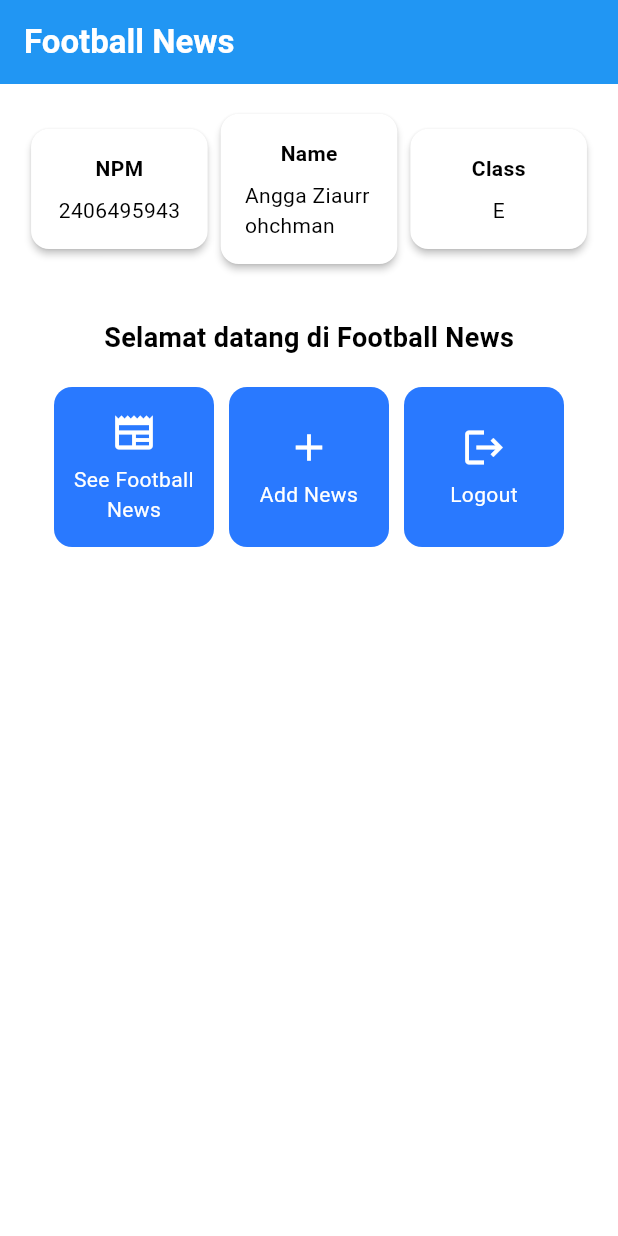
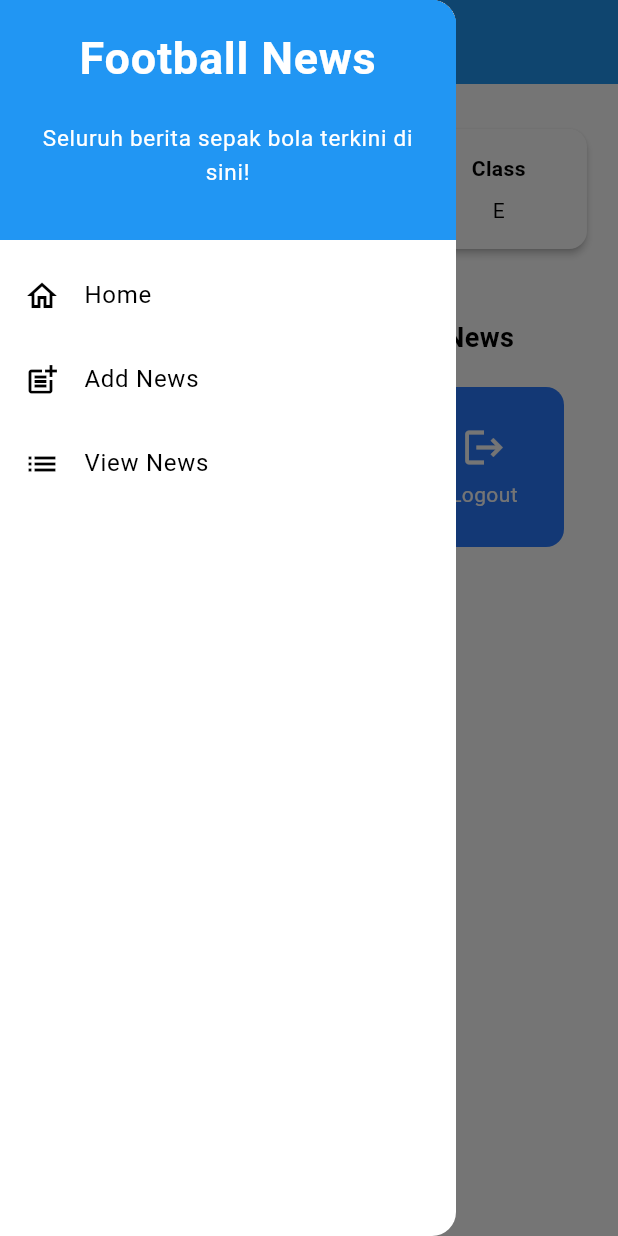
Before and after one commit to anggazia28/football-news-mobile, a Flutter app: the screen it shows after launch, with the side drawer open (before the commit the screen has no drawer), on a phone screen of 412 x 824 dp. Run offline on Flutter 3.47's test engine with Material 3 defaults, Android fonts, the phone set to English and light mode, and no system bars.

Commit message:
Tutorial 7

```diff
--- a/lib/main.dart
+++ b/lib/main.dart
@@ -1,5 +1,5 @@
 import 'package:flutter/material.dart';
-import 'package:football_news/menu.dart';
+import 'package:football_news/screens/menu.dart';
 void main() {
   runApp(const MyApp());
 }
--- a/lib/menu.dart
+++ b/lib/screens/menu.dart
@@ -1,4 +1,7 @@
+import 'package:football_news/widgets/left_drawer.dart';
 import 'package:flutter/material.dart';
+import 'package:football_news/screens/newslist_form.dart';
+import 'package:football_news/widgets/news_card.dart';
 class MyHomePage extends StatelessWidget {
   MyHomePage({super.key});
 
@@ -28,6 +31,7 @@ class MyHomePage extends StatelessWidget {
         // Warna latar belakang AppBar diambil dari skema warna tema aplikasi.
         backgroundColor: Theme.of(context).colorScheme.primary,
       ),
+      drawer: LeftDrawer(),
       // Body halaman dengan padding di sekelilingnya.
       body: Padding(
         padding: const EdgeInsets.all(16.0),
@@ -129,56 +133,3 @@ class ItemHomepage {
 
  ItemHomepage(this.name, this.icon);
 }
-class ItemCard extends StatelessWidget {
-  // Menampilkan kartu dengan ikon dan nama.
-
-  final ItemHomepage item;
-
-  const ItemCard(this.item, {super.key});
-
-  @override
-  Widget build(BuildContext context) {
-    return Material(
-      // Menentukan warna latar belakang dari tema aplikasi.
-      color: Theme.of(context).colorScheme.secondary,
-      // Membuat sudut kartu melengkung.
-      borderRadius: BorderRadius.circular(12),
-
-      child: InkWell(
-        // Aksi ketika kartu ditekan.
-        onTap: () {
-          // Menampilkan pesan SnackBar saat kartu ditekan.
-          ScaffoldMessenger.of(context)
-            ..hideCurrentSnackBar()
-            ..showSnackBar(
-              SnackBar(content: Text("Kamu telah menekan tombol ${item.name}!"))
-            );
-        },
-        // Container untuk menyimpan Icon dan Text
-        child: Container(
-          padding: const EdgeInsets.all(8),
-          child: Center(
-            child: Column(
-              // Menyusun ikon dan teks di tengah kartu.
-              mainAxisAlignment: MainAxisAlignment.center,
-              children: [
-                Icon(
-                  item.icon,
-                  color: Colors.white,
-                  size: 30.0,
-                ),
-                const Padding(padding: EdgeInsets.all(3)),
-                Text(
-                  item.name,
-                  textAlign: TextAlign.center,
-                  style: const TextStyle(color: Colors.white),
-                ),
-              ],
-            ),
-          ),
-        ),
-      ),
-    );
-  }
-
-}
--- /dev/null
+++ b/lib/widgets/left_drawer.dart
@@ -0,0 +1,76 @@
+import 'package:football_news/screens/menu.dart';
+import 'package:flutter/material.dart';
+import 'package:flutter/material.dart';
+import 'package:football_news/screens/menu.dart';
+import 'package:football_news/screens/newslist_form.dart';
+
+class LeftDrawer extends StatelessWidget {
+  const LeftDrawer({super.key});
+
+  @override
+  Widget build(BuildContext context) {
+    return Drawer(
+      child: ListView(
+        children: [
+          const DrawerHeader(
+            decoration: BoxDecoration(
+              color: Colors.blue,
+            ),
+            child: Column(
+              children: [
+                Text(
+                  'Football News',
+                  textAlign: TextAlign.center,
+                  style: TextStyle(
+                    fontSize: 30,
+                    fontWeight: FontWeight.bold,
+                    color: Colors.white,
+                  ),
+                ),
+                Padding(padding: EdgeInsets.all(10)),
+                Text("Seluruh berita sepak bola terkini di sini!",
+                  textAlign: TextAlign.center,
+                  style: TextStyle(
+                    fontSize: 15,
+                    color: Colors.white,
+                    fontWeight: FontWeight.normal,
+                  ),
+                    ),
+              ],
+            ),
+          ),
+          ListTile(
+            leading: const Icon(Icons.home_outlined),
+            title: const Text('Home'),
+            // Bagian redirection ke MyHomePage
+            onTap: () {
+              Navigator.pushReplacement(
+                context,
+                MaterialPageRoute(
+                  builder: (context) => MyHomePage(),
+                ),
+              );
+            },
+        ),
+          ListTile(
+            leading: const Icon(Icons.post_add),
+            title: const Text('Add News'),
+            // Bagian redirection ke NewsFormPage
+            onTap: () {
+              Navigator.pushReplacement(
+                context,
+                MaterialPageRoute(
+                  builder: (context) => NewsFormPage(),
+                ),
+              );
+            },
+          ),
+          ListTile(
+            leading: const Icon(Icons.list),
+            title: const Text('View News'),
+          ),
+        ],
+      ),
+    );
+  }
+}
--- /dev/null
+++ b/lib/widgets/news_card.dart
@@ -0,0 +1,66 @@
+import 'package:flutter/material.dart';
+import 'package:football_news/screens/menu.dart';
+import 'package:football_news/screens/newslist_form.dart';
+
+class ItemCard extends StatelessWidget {
+  // Menampilkan kartu dengan ikon dan nama.
+
+  final ItemHomepage item;
+
+  const ItemCard(this.item, {super.key});
+
+  @override
+  Widget build(BuildContext context) {
+    return Material(
+      // Menentukan warna latar belakang dari tema aplikasi.
+      color: Theme.of(context).colorScheme.secondary,
+      // Membuat sudut kartu melengkung.
+      borderRadius: BorderRadius.circular(12),
+
+      child: InkWell(
+        // Aksi ketika kartu ditekan.
+        onTap: () {
+          // Menampilkan pesan SnackBar saat kartu ditekan.
+          ScaffoldMessenger.of(context)
+            ..hideCurrentSnackBar()
+            ..showSnackBar(
+              SnackBar(content: Text("Kamu telah menekan tombol ${item.name}!"))
+            );
+            // Navigate ke route yang sesuai (tergantung jenis tombol)
+            if (item.name == "Tambah Berita") {
+              Navigator.push(
+                context,
+                MaterialPageRoute(
+                  builder: (context) => NewsFormPage(),
+                ),
+              );
+            }
+        },
+        // Container untuk menyimpan Icon dan Text
+        child: Container(
+          padding: const EdgeInsets.all(8),
+          child: Center(
+            child: Column(
+              // Menyusun ikon dan teks di tengah kartu.
+              mainAxisAlignment: MainAxisAlignment.center,
+              children: [
+                Icon(
+                  item.icon,
+                  color: Colors.white,
+                  size: 30.0,
+                ),
+                const Padding(padding: EdgeInsets.all(3)),
+                Text(
+                  item.name,
+                  textAlign: TextAlign.center,
+                  style: const TextStyle(color: Colors.white),
+                ),
+              ],
+            ),
+          ),
+        ),
+      ),
+    );
+  }
+
+}
```
Also changed, not shown: lib/screens/newslist_form.dart (added, +212 -0 lines), widgets/left_drawer.dart (added, +67 -0 lines).
